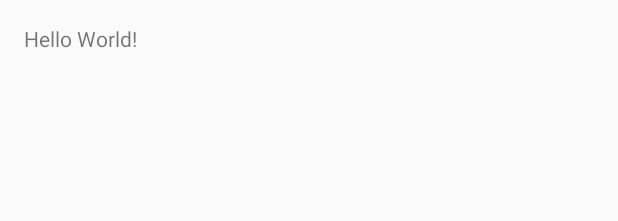
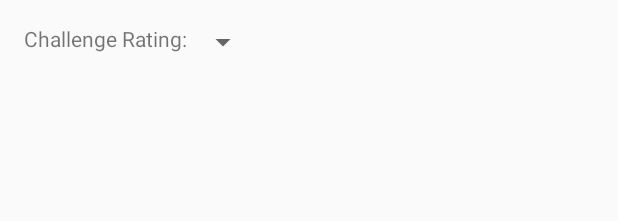
Before and after one commit to BecomingPizza/dnd-5e-treasure, an Android app: the layout activity_main.xml on its own in the app's theme, with its tools: preview values and no code run, on a phone screen of 412 x 824 dp. Shown: the top 221 px of the screen. Run offline under Robolectric (Android 15) with nearby library versions, the phone set to English and light mode, and no system bars.

Commit message:
Added the CR selection dropdown

```diff
--- a/app/src/main/res/layout/activity_main.xml
+++ b/app/src/main/res/layout/activity_main.xml
@@ -1,5 +1,5 @@
 <?xml version="1.0" encoding="utf-8"?>
-<RelativeLayout xmlns:android="http://schemas.android.com/apk/res/android"
+<LinearLayout xmlns:android="http://schemas.android.com/apk/res/android"
     xmlns:tools="http://schemas.android.com/tools"
     android:layout_width="match_parent"
     android:layout_height="match_parent"
@@ -8,9 +8,13 @@
     android:paddingRight="@dimen/activity_horizontal_margin"
     android:paddingTop="@dimen/activity_vertical_margin"
     tools:context="com.pizzatech.dnd_5e_treasure.MainActivity">
-
     <TextView
+        android:id="@+id/cr_selection_label"
         android:layout_width="wrap_content"
         android:layout_height="wrap_content"
-        android:text="Hello World!" />
-</RelativeLayout>
+        android:text="@string/cr_selection_label_text"/>
+    <Spinner
+        android:id="@+id/cr_selection_spinner"
+        android:layout_width="wrap_content"
+        android:layout_height="wrap_content"/>
+</LinearLayout>
```
Also changed, not shown: app/src/main/java/com/pizzatech/dnd_5e_treasure/MainActivity.java (+7 -0 lines), app/src/main/res/values/strings.xml (+7 -0 lines).
